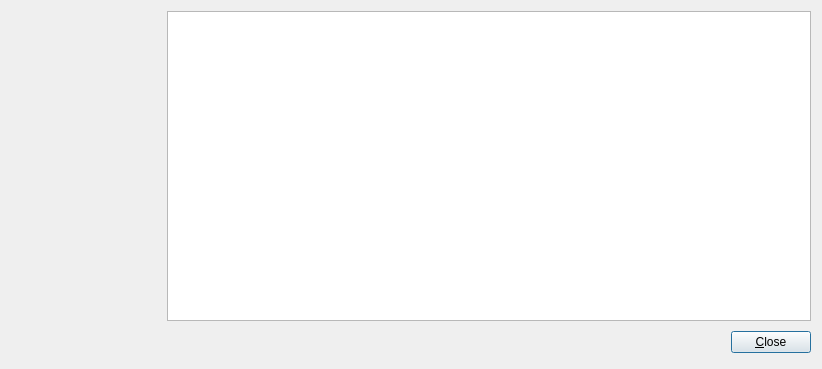
Before: the Qt Designer form src/ui/forms/AboutDialog.ui in vookimedlo/vooki-image-viewer, drawn with Qt 5.
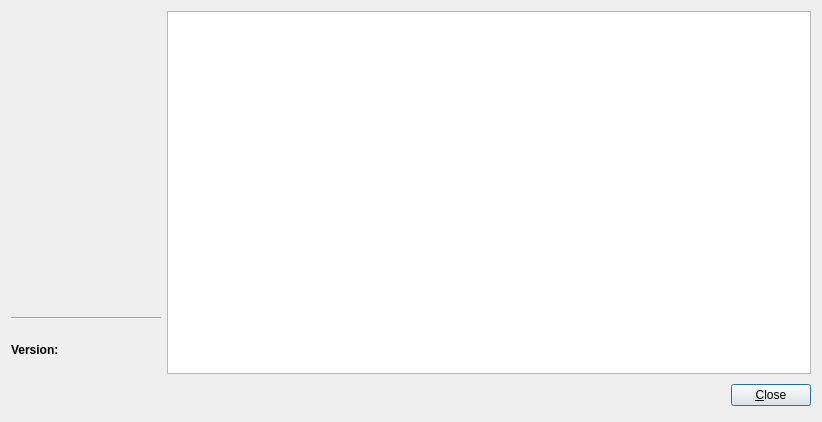
After: the same form once the commit is applied. Icons and pictures are not drawn.

What changed in the file:
```diff
--- a/src/ui/forms/AboutDialog.ui
+++ b/src/ui/forms/AboutDialog.ui
@@ -11,7 +11,7 @@
     <x>0</x>
     <y>0</y>
     <width>822</width>
-    <height>369</height>
+    <height>422</height>
    </rect>
   </property>
   <property name="windowTitle">
@@ -58,17 +58,24 @@
         </widget>
        </item>
        <item>
-        <spacer name="verticalSpacer">
+        <widget class="Line" name="line">
          <property name="orientation">
-          <enum>Qt::Vertical</enum>
+          <enum>Qt::Horizontal</enum>
          </property>
-         <property name="sizeHint" stdset="0">
-          <size>
-           <width>20</width>
-           <height>40</height>
-          </size>
+        </widget>
+       </item>
+       <item>
+        <widget class="QLabel" name="versionLabel">
+         <property name="font">
+          <font>
+           <weight>75</weight>
+           <bold>true</bold>
+          </font>
          </property>
-        </spacer>
+         <property name="text">
+          <string>Version: </string>
+         </property>
+        </widget>
        </item>
       </layout>
      </item>
```
